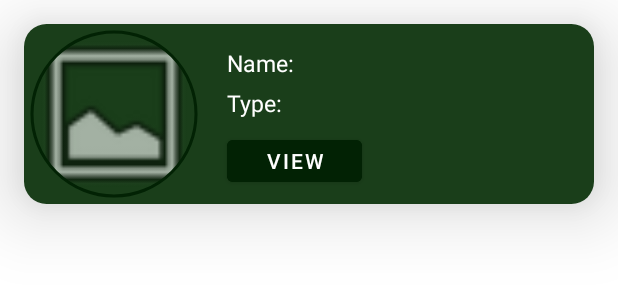
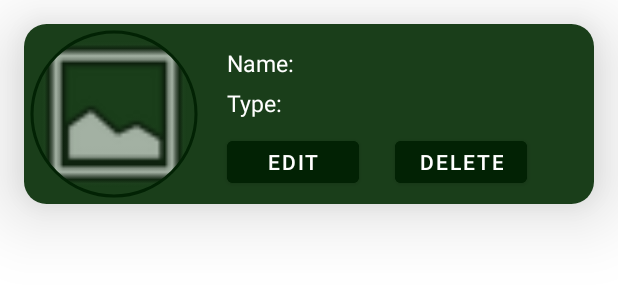
Before and after one commit to LiavBurger/MyPlants, an Android app: the layout item_plant.xml on its own in the app's theme, with its tools: preview values and no code run, on a phone screen of 412 x 824 dp. Shown: the top 300 px of the screen. Run offline under Robolectric (Android 15) with nearby library versions, the phone set to English and light mode, and no system bars.

Commit message:
added delete plant

```diff
--- /dev/null
+++ b/app/src/main/res/drawable/ic_delete.xml
@@ -0,0 +1,5 @@
+<vector android:height="24dp" android:tint="@color/text_color"
+    android:viewportHeight="24" android:viewportWidth="24"
+    android:width="24dp" xmlns:android="http://schemas.android.com/apk/res/android">
+    <path android:fillColor="@android:color/white" android:pathData="M6,19c0,1.1 0.9,2 2,2h8c1.1,0 2,-0.9 2,-2V7H6v12zM19,4h-3.5l-1,-1h-5l-1,1H5v2h14V4z"/>
+</vector>
--- a/app/src/main/res/layout/fragment_add_plant.xml
+++ b/app/src/main/res/layout/fragment_add_plant.xml
@@ -54,12 +54,12 @@
         android:id="@+id/fabtnCamera"
         android:layout_width="wrap_content"
         android:layout_height="wrap_content"
-        android:layout_marginTop="228dp"
+        android:layout_marginTop="216dp"
         android:backgroundTint="@color/cardBackground"
         android:clickable="true"
         android:src="@android:drawable/ic_menu_camera"
         app:layout_constraintEnd_toEndOf="parent"
-        app:layout_constraintHorizontal_bias="0.419"
+        app:layout_constraintHorizontal_bias="0.404"
         app:layout_constraintStart_toStartOf="@+id/imgPlantImage"
         app:layout_constraintTop_toTopOf="parent"
         app:rippleColor="@color/buttonColor" />
--- a/app/src/main/res/layout/item_plant.xml
+++ b/app/src/main/res/layout/item_plant.xml
@@ -11,7 +11,7 @@
 
     <androidx.constraintlayout.widget.ConstraintLayout
         android:layout_width="match_parent"
-        android:layout_height="120dp"
+        android:layout_height="match_parent"
         android:background="@color/cardBackground">
 
         <com.google.android.material.imageview.ShapeableImageView
@@ -73,15 +73,42 @@
             app:layout_constraintStart_toEndOf="@id/tvEnterType"
             app:layout_constraintTop_toTopOf="@id/tvEnterType" />
 
+<!--        <Button-->
+<!--            android:id="@+id/btnViewPlant"-->
+<!--            android:layout_width="wrap_content"-->
+<!--            android:layout_height="40dp"-->
+<!--            android:minWidth="70dp"-->
+<!--            android:backgroundTint="@color/buttonColor"-->
+<!--            android:text="@string/view"-->
+<!--            android:paddingLeft="8dp"-->
+<!--            android:paddingRight="8dp"-->
+<!--            app:layout_constraintStart_toStartOf="@id/tvEnterType"-->
+<!--            app:layout_constraintTop_toBottomOf="@id/tvEnterType"-->
+<!--            app:layout_constraintBottom_toBottomOf="parent"/>-->
+
         <Button
-            android:id="@+id/btnViewPlant"
-            android:layout_width="90dp"
+            android:id="@+id/btnEditPlant"
+            android:layout_width="wrap_content"
             android:layout_height="40dp"
             android:backgroundTint="@color/buttonColor"
-            android:text="@string/view"
-            android:layout_marginTop="@dimen/_6sdp"
-            app:layout_constraintStart_toStartOf="@id/tvEnterType"
-            app:layout_constraintTop_toBottomOf="@id/tvEnterType"/>
+            android:text="@string/edit"
+            app:layout_constraintTop_toBottomOf="@id/tv_plant_type"
+            app:layout_constraintBottom_toBottomOf="parent"
+            app:layout_constraintStart_toStartOf="@id/tvEnterType" />
+
+        <Button
+            android:id="@+id/btnDeletePlant"
+            android:layout_width="wrap_content"
+            android:layout_height="40dp"
+            android:layout_marginStart="24dp"
+            android:backgroundTint="@color/buttonColor"
+            android:text="@string/delete"
+            app:layout_constraintBottom_toBottomOf="parent"
+            app:layout_constraintStart_toEndOf="@id/btnEditPlant"
+            app:layout_constraintTop_toBottomOf="@id/tv_plant_type"
+            app:layout_constraintVertical_bias="0.529" />
+
+
     </androidx.constraintlayout.widget.ConstraintLayout>
 
 
--- a/app/src/main/res/values/strings.xml
+++ b/app/src/main/res/values/strings.xml
@@ -25,4 +25,6 @@
     <string name="add_new_plant">Add New Plant</string>
 <!-- TODO: Remove or change this placeholder text -->
     <string name="hello_blank_fragment">Hello blank fragment</string>
+    <string name="edit">edit</string>
+    <string name="delete">delete</string>
 </resources>
```
Also changed, not shown: app/src/main/java/com/myplants/GardenFragment.kt (+20 -22 lines), app/src/main/java/com/myplants/adapter/PlantAdapter.kt (+13 -4 lines).
